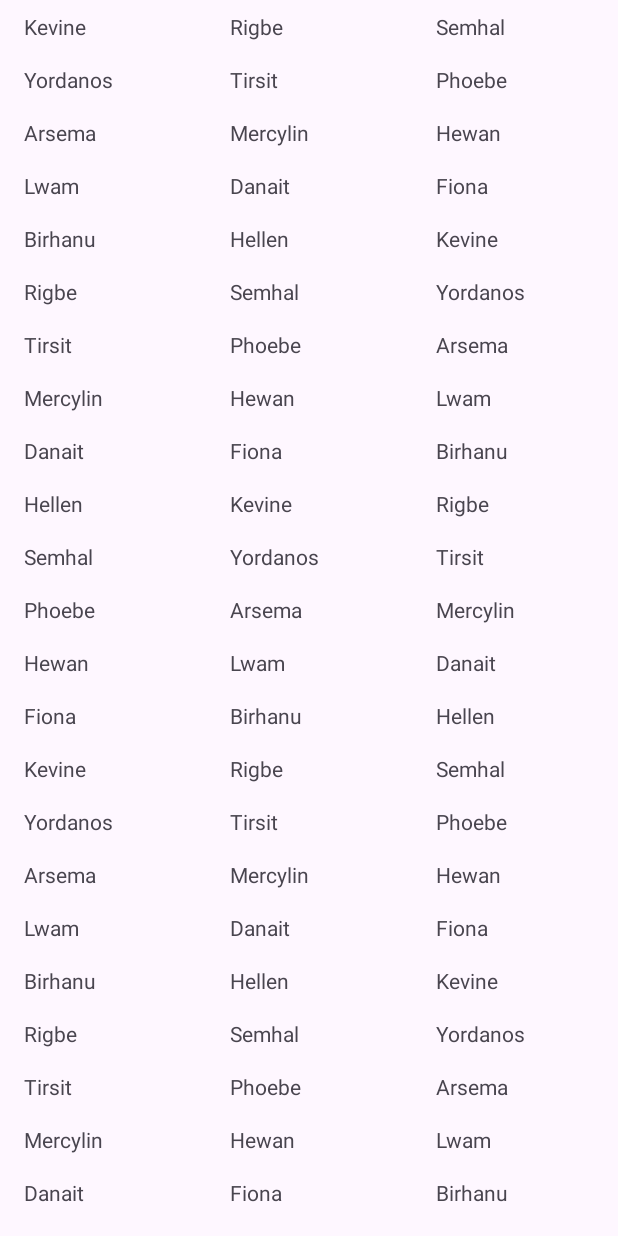
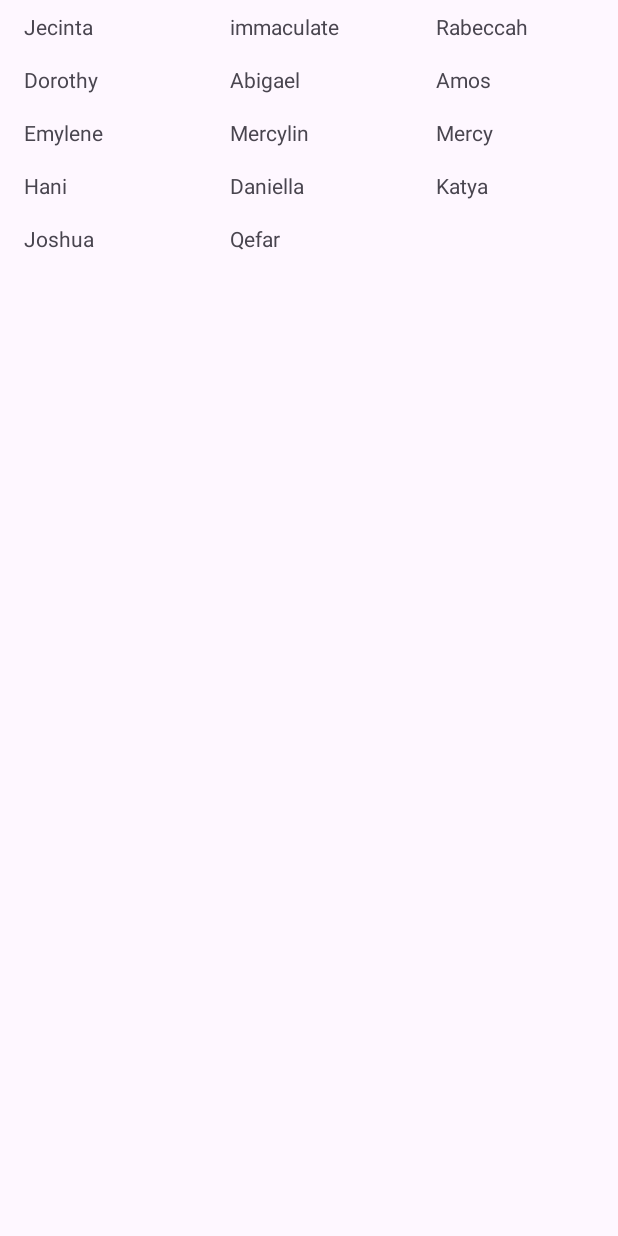
Before and after one commit to jecintamuhia/kotlin-assignment, an Android app: the MainActivity screen opened directly, with no data from a screen before it, on a phone screen of 412 x 824 dp. Run offline under Robolectric (Android 15) with nearby library versions, the phone set to English and light mode, and no system bars.

Commit message:
did some changes in the mainActivity  file

```diff
--- a/app/src/main/java/com/jecinta/recyclerview/MainActivity.kt
+++ b/app/src/main/java/com/jecinta/recyclerview/MainActivity.kt
@@ -23,7 +23,7 @@ class MainActivity : AppCompatActivity() {
     override  fun onResume(){
         super.onResume()
         rvNames = findViewById(R.id.rvNames)
-        val names = listOf("Kevine", "Rigbe", "Semhal", "Yordanos", "Tirsit", "Phoebe", "Arsema", "Mercylin", "Hewan", "Lwam", "Danait", "Fiona", "Birhanu", "Hellen","Kevine", "Rigbe", "Semhal", "Yordanos", "Tirsit", "Phoebe", "Arsema", "Mercylin", "Hewan", "Lwam", "Danait", "Fiona", "Birhanu", "Hellen","Kevine", "Rigbe", "Semhal", "Yordanos", "Tirsit", "Phoebe", "Arsema", "Mercylin", "Hewan", "Lwam", "Danait", "Fiona", "Birhanu", "Hellen", "Kevine", "Rigbe", "Semhal", "Yordanos", "Tirsit", "Phoebe", "Arsema", "Mercylin", "Hewan", "Lwam", "Danait", "Fiona", "Birhanu", "Hellen", "Kevine", "Rigbe", "Semhal", "Yordanos", "Tirsit", "Phoebe", "Arsema", "Mercylin", "Hewan", "Lwam", "Danait", "Fiona", "Birhanu", "Hellen", "Kevine", "Rigbe", "Semhal", "Yordanos", "Tirsit", "Phoebe", "Arsema")
+        val names = listOf("Jecinta", "immaculate", "Rabeccah", "Dorothy", "Abigael", "Amos", "Emylene", "Mercylin", "Mercy", "Hani", "Daniella", "Katya", "Joshua", "Qefar", )
 
         val namesAdapter = NamesRvAdapter(names)
 //        rvNames.layoutManager = LinearLayoutManager(this, LinearLayoutManager.HORIZONTAL, false)
--- a/app/src/main/java/com/jecinta/recyclerview/ViewPostActivity.kt
+++ b/app/src/main/java/com/jecinta/recyclerview/ViewPostActivity.kt
@@ -16,6 +16,7 @@ import retrofit2.Response
 class ViewPostActivity : AppCompatActivity() {
     var postId = 0
     lateinit var commentsAdapter: CommentsRvAdapter
+
 
     override fun onCreate(savedInstanceState: Bundle?) {
         super.onCreate(savedInstanceState)
--- a/app/src/main/res/layout/activity_view_post.xml
+++ b/app/src/main/res/layout/activity_view_post.xml
@@ -11,8 +11,9 @@
         android:layout_width="match_parent"
         android:layout_height="wrap_content"
         android:text="Post Title"
-        android:textSize="20sp"
+        android:textSize="16dp"
         android:textStyle="bold"
+        android:paddingLeft="2dp"
         android:paddingBottom="8dp"/>
 
     <TextView
```
